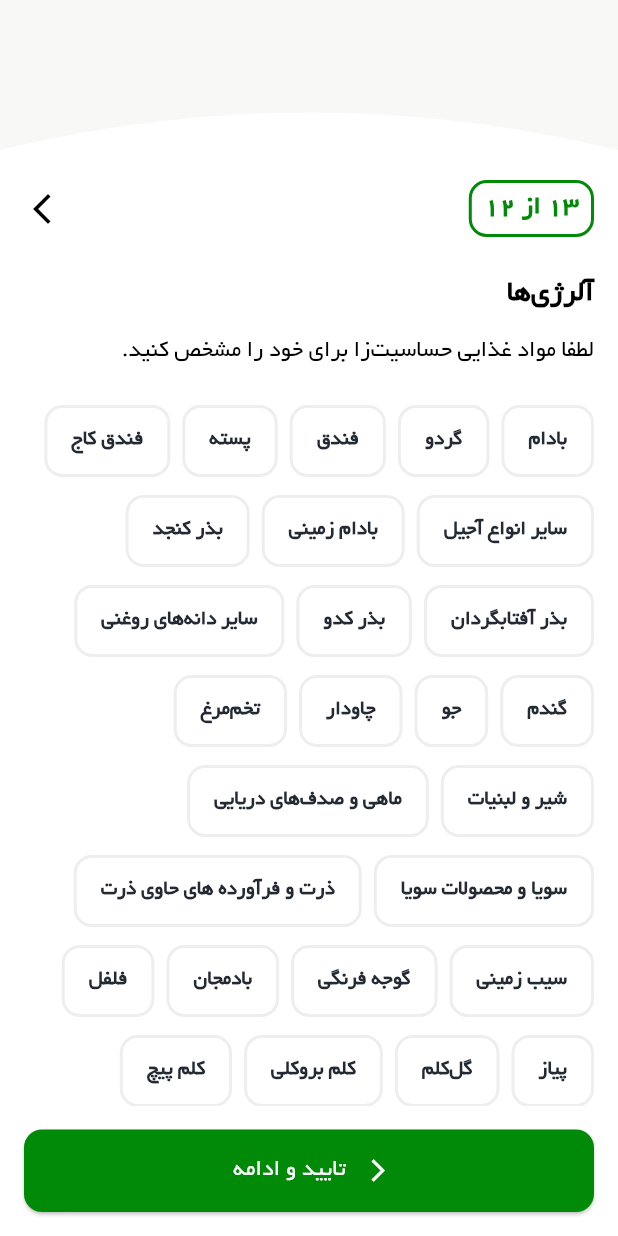
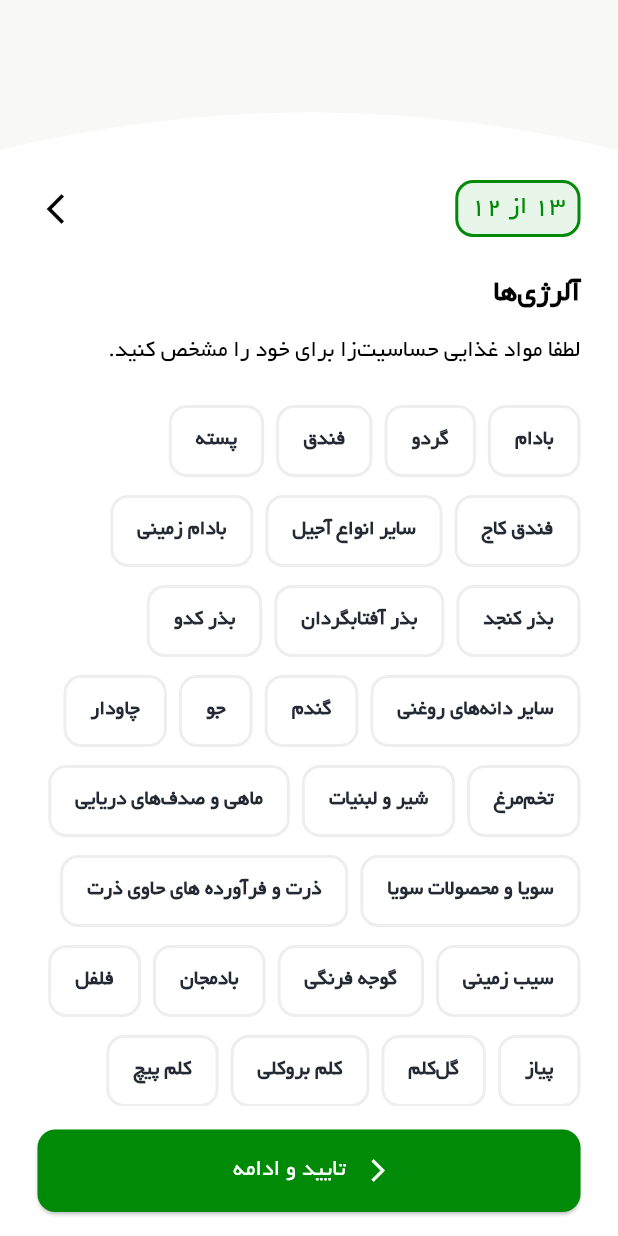
Before and after one commit to alikalatearabi/salemina-main-data-flutter, a Flutter app: the PreferredFoodPage screen opened directly, after a tap on "همه چیز خوار", after a tap on "تایید و ادامه", on a phone screen of 412 x 824 dp. Run offline on Flutter 3.47's test engine with Material 3 defaults, Android fonts, the phone set to English and light mode, and no system bars; our stand-ins replace shamsi_date; missing offline and left inert: barcode_scan2.

```diff
--- a/lib/screens/activity_diet_page/allergies_page.dart
+++ b/lib/screens/activity_diet_page/allergies_page.dart
@@ -53,8 +53,8 @@ class AllergiesPageState extends State<AllergiesPage> {
             Padding(
               padding: const EdgeInsets.only(
                 top: 120,
-                left: 16,
-                right: 16,
+                left: 25,
+                right: 25,
                 bottom: 16,
               ),
               child: Column(
@@ -67,6 +67,7 @@ class AllergiesPageState extends State<AllergiesPage> {
                         padding: const EdgeInsets.symmetric(
                             horizontal: 8, vertical: 4),
                         decoration: BoxDecoration(
+                          color: const Color(0xFFE8F5E9),
                           borderRadius: BorderRadius.circular(12),
                           border: Border.all(
                             color: const Color(0xFF018A08),
@@ -78,7 +79,7 @@ class AllergiesPageState extends State<AllergiesPage> {
                           style: TextStyle(
                             color: Color(0xFF018A08),
                             fontSize: 18,
-                            fontWeight: FontWeight.bold,
+                            fontWeight: FontWeight.normal,
                           ),
                         ),
                       ),
--- a/lib/screens/activity_diet_page/prefered_food_page.dart
+++ b/lib/screens/activity_diet_page/prefered_food_page.dart
@@ -57,8 +57,8 @@ class PreferredFoodPageState extends State<PreferredFoodPage> {
             Padding(
               padding: const EdgeInsets.only(
                 top: 120,
-                left: 16,
-                right: 16,
+                left: 25,
+                right: 25,
                 bottom: 16,
               ),
               child: Column(
@@ -73,6 +73,7 @@ class PreferredFoodPageState extends State<PreferredFoodPage> {
                           vertical: 4,
                         ),
                         decoration: BoxDecoration(
+                          color: const Color(0xFFE8F5E9),
                           borderRadius: BorderRadius.circular(12),
                           border: Border.all(
                             color: const Color(0xFF018A08),
@@ -84,7 +85,7 @@ class PreferredFoodPageState extends State<PreferredFoodPage> {
                           style: TextStyle(
                             color: Color(0xFF018A08),
                             fontSize: 18,
-                            fontWeight: FontWeight.bold,
+                            fontWeight: FontWeight.normal,
                           ),
                         ),
                       ),
@@ -134,8 +135,7 @@ class PreferredFoodPageState extends State<PreferredFoodPage> {
     return GestureDetector(
       onTap: () {
         setState(() {
-          selectedPreference =
-              isSelected ? null : preference.title; // Toggle selection
+          selectedPreference = isSelected ? null : preference.title;
         });
       },
       child: AnimatedContainer(
@@ -143,15 +143,17 @@ class PreferredFoodPageState extends State<PreferredFoodPage> {
         margin: const EdgeInsets.symmetric(vertical: 8),
         padding: const EdgeInsets.all(12),
         decoration: BoxDecoration(
-          borderRadius: BorderRadius.circular(12),
+          borderRadius: BorderRadius.circular(20),
           border: Border.all(
             color: isSelected
                 ? const Color(0xFF018A08)
-                : const Color(0xFFEEEEEE), // Light border for unselected
-            width: 2,
+                : const Color.fromARGB(255, 197, 203, 209),
+            width: isSelected ? 2 : 1,
           ),
           color: isSelected ? const Color(0xFFE8F5E9) : Colors.white,
         ),
+        child: Padding(
+          padding: const EdgeInsets.symmetric(horizontal: 10),
           child: Row(
             mainAxisAlignment: MainAxisAlignment.spaceBetween,
             children: [
@@ -163,7 +165,7 @@ class PreferredFoodPageState extends State<PreferredFoodPage> {
                       preference.title,
                       style: TextStyle(
                         fontSize: 16,
-                      fontWeight: FontWeight.bold,
+                        fontWeight: FontWeight.normal,
                         color: isSelected
                             ? const Color(0xFF018A08)
                             : const Color(0xFF232A34),
@@ -183,10 +185,13 @@ class PreferredFoodPageState extends State<PreferredFoodPage> {
                 ),
               ),
               Icon(
-              isSelected ? Icons.radio_button_checked : Icons.radio_button_off,
+                isSelected
+                    ? Icons.radio_button_checked
+                    : Icons.radio_button_off,
                 color: isSelected ? const Color(0xFF018A08) : Colors.grey,
               ),
             ],
+          ),
         ),
       ),
     );
@@ -235,8 +240,8 @@ class TopCurveClipper extends CustomClipper<Path> {
   @override
   Path getClip(Size size) {
     final path = Path();
-    path.lineTo(0, 100);
-    path.quadraticBezierTo(size.width / 2, 50, size.width, 100);
+    path.lineTo(0, 80);
+    path.quadraticBezierTo(size.width / 2, 50, size.width, 80);
     path.lineTo(size.width, 0);
     path.close();
     return path;
--- a/lib/screens/activity_diet_page/water_intake_page.dart
+++ b/lib/screens/activity_diet_page/water_intake_page.dart
@@ -27,7 +27,7 @@ class WaterIntakePageState extends State<WaterIntakePage> {
             ),
             Padding(
               padding: const EdgeInsets.only(
-                top: 120,
+               top: 120,
                 left: 25,
                 right: 25,
                 bottom: 16,
@@ -49,11 +49,11 @@ class WaterIntakePageState extends State<WaterIntakePage> {
                           ),
                         ),
                         child: const Text(
-                          "۱۳ از ۱۲",
+                          "۱۳ از ۱۳",
                           style: TextStyle(
                             color: Color(0xFF018A08),
                             fontSize: 18,
-                            fontWeight: FontWeight.bold,
+                            fontWeight: FontWeight.normal,
                           ),
                         ),
                       ),
```
Lines whose indentation alone changed are shown as unchanged.
